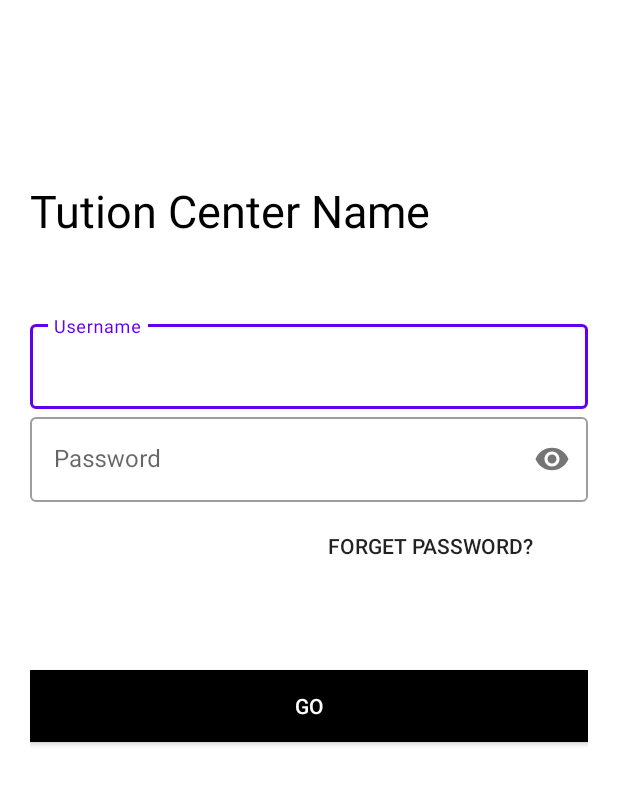
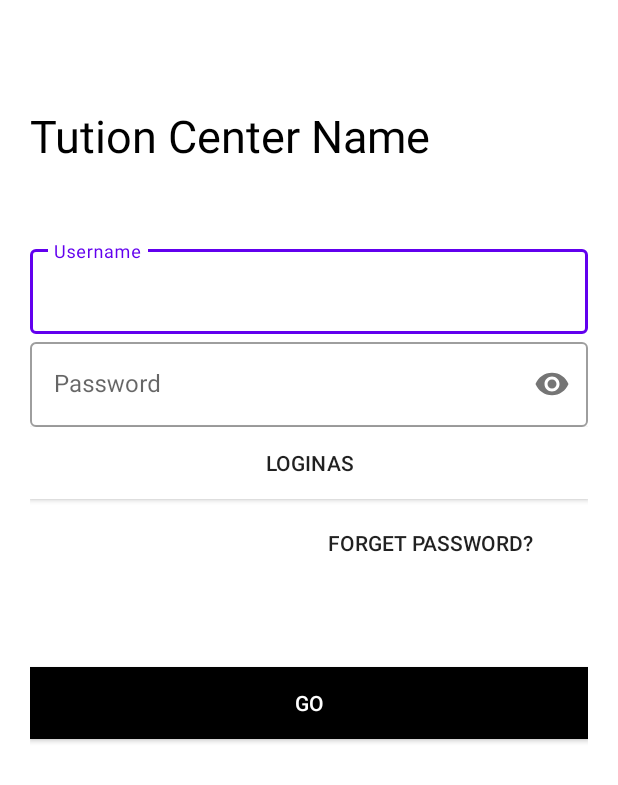
Before and after one commit to annu1239/TutionAttendace, an Android app: the Login screen opened directly, with no data from a screen before it, on a phone screen of 412 x 824 dp. Shown: the top 785 px of the screen. Run offline under Robolectric (Android 15) with nearby library versions, the phone set to English and light mode, and no system bars.

Commit message:
added Login pop

```diff
--- a/app/src/main/res/layout/activity_login.xml
+++ b/app/src/main/res/layout/activity_login.xml
@@ -16,7 +16,7 @@
             android:layout_width="wrap_content"
             android:layout_height="wrap_content"
             android:text="Tution Center Name"
-            android:layout_marginTop="100dp"
+            android:layout_marginTop="50dp"
             android:layout_marginBottom="30dp"
             android:textColor="#000000"
             android:textSize="30dp"/>
@@ -64,7 +64,20 @@
 
                 </com.google.android.material.textfield.TextInputEditText>
 
+
             </com.google.android.material.textfield.TextInputLayout>
+
+
+            <Button
+                android:layout_width="match_parent"
+                android:layout_height="wrap_content"
+                android:text="LoginAs"
+                android:background="#fff"
+
+                >
+
+            </Button>
+
 
 
             <Button
--- a/app/src/main/res/layout/fragment_fifth.xml
+++ b/app/src/main/res/layout/fragment_fifth.xml
@@ -11,4 +11,5 @@
         android:layout_height="match_parent"
         android:text="Hello" />
 
+
 </FrameLayout>
--- /dev/null
+++ b/app/src/main/res/menu/loginas_menu.xml
@@ -0,0 +1,15 @@
+<?xml version="1.0" encoding="utf-8"?>
+<menu xmlns:android="http://schemas.android.com/apk/res/android">
+
+    <item android:id="@+id/Ladmin"
+        android:title="Admin"/>
+
+
+    <item android:id="@+id/Lteacher"
+        android:title="Teacher"/>
+
+    <item android:id="@+id/Lstudent"
+        android:title="Student"/>
+
+
+</menu>
```
Also changed, not shown: app/src/main/java/com/uuu/tutionattendace/HttpHandler.java (added, +63 -0 lines), app/src/main/java/com/uuu/tutionattendace/Login.java (+30 -1 lines), app/src/main/java/com/uuu/tutionattendace/showStudentList.java (added, +14 -0 lines), app/src/main/java/com/uuu/tutionattendace/showTeacherList.java (added, +14 -0 lines), app/src/main/res/layout/activity_show_student_list.xml (added, +9 -0 lines).
